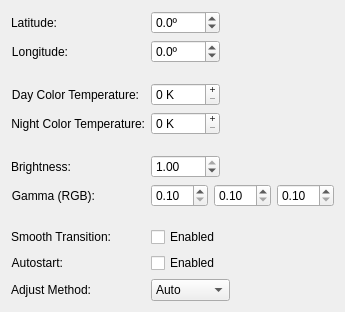
Qt form src/applet/redshift.ui (simgunz/redshift-plasmoid) before a commit.
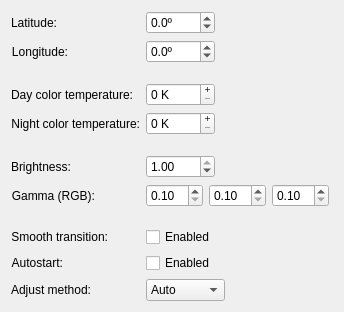
The same form after that commit. Custom widgets are drawn as their Qt base class.

Commit message: Add capitalization hints to translation context, fix some other contexts

The edit to the form file:
```diff
--- a/src/applet/redshift.ui
+++ b/src/applet/redshift.ui
@@ -139,7 +139,7 @@
       <locale language="English" country="UnitedStates"/>
      </property>
      <property name="text">
-      <string comment="The desired color temperature during the day">Day Color Temperature:</string>
+      <string comment="The desired color temperature during the day. Sentence capitalization.">Day color temperature:</string>
      </property>
      <property name="alignment">
       <set>Qt::AlignRight|Qt::AlignTrailing|Qt::AlignVCenter</set>
@@ -174,7 +174,7 @@
       <locale language="English" country="UnitedStates"/>
      </property>
      <property name="text">
-      <string comment="The desired color temperature during the night">Night Color Temperature:</string>
+      <string comment="The desired color temperature during the night. Sentence capitalization.">Night color temperature:</string>
      </property>
      <property name="alignment">
       <set>Qt::AlignRight|Qt::AlignTrailing|Qt::AlignVCenter</set>
@@ -306,7 +306,7 @@
       <string/>
      </property>
      <property name="text">
-      <string comment="Enable smooth transition when the program start and stop">Smooth Transition:</string>
+      <string comment="Enable smooth transition when the program start and stop. Sentence capitalization.">Smooth transition:</string>
      </property>
      <property name="alignment">
       <set>Qt::AlignRight|Qt::AlignTrailing|Qt::AlignVCenter</set>
@@ -342,7 +342,7 @@
       <string/>
      </property>
      <property name="text">
-      <string comment="The method used to set the color temperature">Adjust Method:</string>
+      <string comment="The method used to set the color temperature. Sentence capitalization.">Adjust method:</string>
      </property>
      <property name="alignment">
       <set>Qt::AlignRight|Qt::AlignTrailing|Qt::AlignVCenter</set>
```
Left out of the diff: 26 changed lines with no effect on the pictures. The commit also changes 1 other file.
